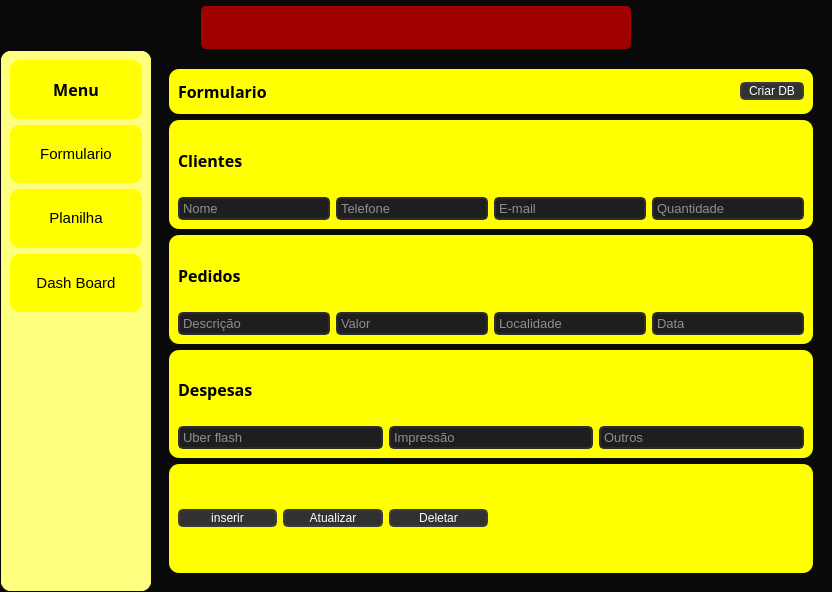
Qt form v2.ui (Ton-Chyod-s/Estudo-sql-python) before a commit.
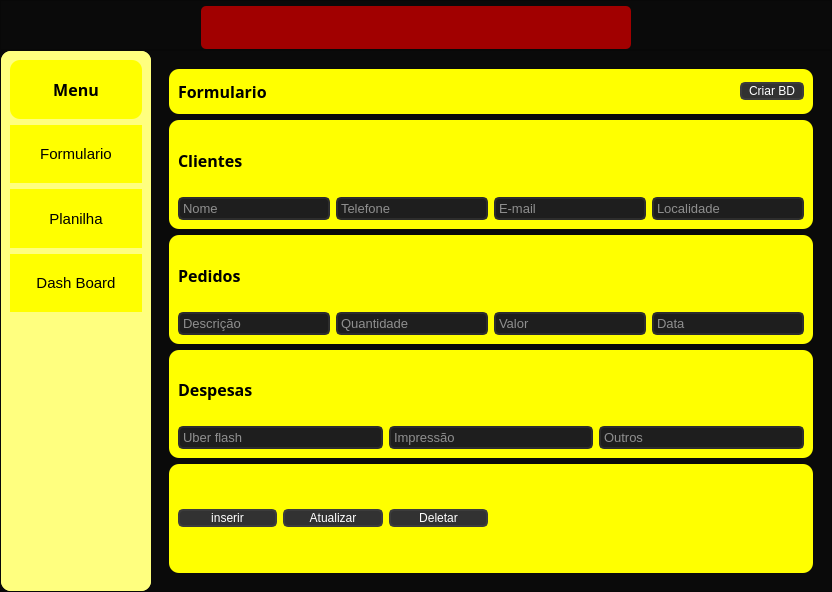
The same form after that commit.

```diff
--- a/v2.ui
+++ b/v2.ui
@@ -46,7 +46,7 @@
      <number>0</number>
     </property>
     <item>
-     <widget class="QFrame" name="frame_erro">
+     <widget class="QFrame" name="frame_top">
       <property name="minimumSize">
        <size>
         <width>0</width>
@@ -88,7 +88,7 @@
         <number>0</number>
        </property>
        <item>
-        <widget class="QFrame" name="frame_12">
+        <widget class="QFrame" name="frame_erro">
          <property name="styleSheet">
           <string notr="true">QFrame {
 	background-color: rgb(161, 0, 0);
@@ -230,11 +230,32 @@
                 <enum>QFrame::Raised</enum>
                </property>
                <layout class="QVBoxLayout" name="verticalLayout_8">
+                <property name="spacing">
+                 <number>0</number>
+                </property>
+                <property name="leftMargin">
+                 <number>0</number>
+                </property>
+                <property name="topMargin">
+                 <number>0</number>
+                </property>
+                <property name="rightMargin">
+                 <number>0</number>
+                </property>
+                <property name="bottomMargin">
+                 <number>0</number>
+                </property>
                 <item>
                  <widget class="QPushButton" name="pushButton_4">
                   <property name="enabled">
                    <bool>true</bool>
                   </property>
+                  <property name="maximumSize">
+                   <size>
+                    <width>16777215</width>
+                    <height>60</height>
+                   </size>
+                  </property>
                   <property name="font">
                    <font>
                     <family>Segoe UI</family>
@@ -271,8 +292,29 @@
                 <enum>QFrame::Raised</enum>
                </property>
                <layout class="QVBoxLayout" name="verticalLayout_7">
+                <property name="spacing">
+                 <number>0</number>
+                </property>
+                <property name="leftMargin">
+                 <number>0</number>
+                </property>
+                <property name="topMargin">
+                 <number>0</number>
+                </property>
+                <property name="rightMargin">
+                 <number>0</number>
+                </property>
+                <property name="bottomMargin">
+                 <number>0</number>
+                </property>
                 <item>
-                 <widget class="QPushButton" name="pushButton_5">
+                 <widget class="QPushButton" name="pushButton_planilha">
+                  <property name="maximumSize">
+                   <size>
+                    <width>16777215</width>
+                    <height>60</height>
+                   </size>
+                  </property>
                   <property name="font">
                    <font>
                     <family>Segoe UI</family>
@@ -303,8 +345,29 @@
                 <enum>QFrame::Raised</enum>
                </property>
                <layout class="QVBoxLayout" name="verticalLayout_6">
+                <property name="spacing">
+                 <number>0</number>
+                </property>
+                <property name="leftMargin">
+                 <number>0</number>
+                </property>
+                <property name="topMargin">
+                 <number>0</number>
+                </property>
+                <property name="rightMargin">
+                 <number>0</number>
+                </property>
+                <property name="bottomMargin">
+                 <number>0</number>
+                </property>
                 <item>
-                 <widget class="QPushButton" name="pushButton_6">
+                 <widget class="QPushButton" name="pushButton_dashboard">
+                  <property name="maximumSize">
+                   <size>
+                    <width>16777215</width>
+                    <height>60</height>
+                   </size>
+                  </property>
                   <property name="font">
                    <font>
                     <family>Segoe UI</family>
@@ -457,7 +520,7 @@
 }</string>
                    </property>
                    <property name="text">
-                    <string>  Criar DB  </string>
+                    <string>  Criar BD  </string>
                    </property>
                   </widget>
                  </item>
@@ -651,7 +714,7 @@
                     <number>50</number>
                    </property>
                    <property name="placeholderText">
-                    <string>Quantidade</string>
+                    <string>Localidade</string>
                    </property>
                   </widget>
                  </item>
@@ -767,47 +830,6 @@
                    </property>
                   </widget>
                  </item>
-                 <item row="1" column="3">
-                  <widget class="QLineEdit" name="lineEdit_4">
-                   <property name="minimumSize">
-                    <size>
-                     <width>0</width>
-                     <height>0</height>
-                    </size>
-                   </property>
-                   <property name="font">
-                    <font>
-                     <family>Segoe UI</family>
-                     <pointsize>10</pointsize>
-                    </font>
-                   </property>
-                   <property name="autoFillBackground">
-                    <bool>false</bool>
-                   </property>
-                   <property name="styleSheet">
-                    <string notr="true">QLineEdit {
-	border: 2px solid rgb(45,45,45);
-	border-radius: 5px;
-	padding: 1px;
-	background-color: rgb(30,30, 30);
-	color: rgb(255, 255, 255);
-}
-QLineEdit:hover {
-	border: 2px solid rgb(55,55,55);
-}
-QLineEdit:focus {
-	border: 2px solid rgb(161, 0, 0);
-	color: rgb(200, 200, 200);
-}</string>
-                   </property>
-                   <property name="maxLength">
-                    <number>50</number>
-                   </property>
-                   <property name="placeholderText">
-                    <string>Localidade</string>
-                   </property>
-                  </widget>
-                 </item>
                  <item row="1" column="4">
                   <widget class="QLineEdit" name="lineEdit_8">
                    <property name="minimumSize">
@@ -849,6 +871,47 @@
                    </property>
                   </widget>
                  </item>
+                 <item row="1" column="1">
+                  <widget class="QLineEdit" name="lineEdit_quantidade">
+                   <property name="minimumSize">
+                    <size>
+                     <width>0</width>
+                     <height>0</height>
+                    </size>
+                   </property>
+                   <property name="font">
+                    <font>
+                     <family>Segoe UI</family>
+                     <pointsize>10</pointsize>
+                    </font>
+                   </property>
+                   <property name="autoFillBackground">
+                    <bool>false</bool>
+                   </property>
+                   <property name="styleSheet">
+                    <string notr="true">QLineEdit {
+	border: 2px solid rgb(45,45,45);
+	border-radius: 5px;
+	padding: 1px;
+	background-color: rgb(30,30, 30);
+	color: rgb(255, 255, 255);
+}
+QLineEdit:hover {
+	border: 2px solid rgb(55,55,55);
+}
+QLineEdit:focus {
+	border: 2px solid rgb(161, 0, 0);
+	color: rgb(200, 200, 200);
+}</string>
+                   </property>
+                   <property name="maxLength">
+                    <number>50</number>
+                   </property>
+                   <property name="placeholderText">
+                    <string>Quantidade</string>
+                   </property>
+                  </widget>
+                 </item>
                 </layout>
                </widget>
               </item>
```
Left out of the diff: 110 changed lines with no effect on the pictures.
